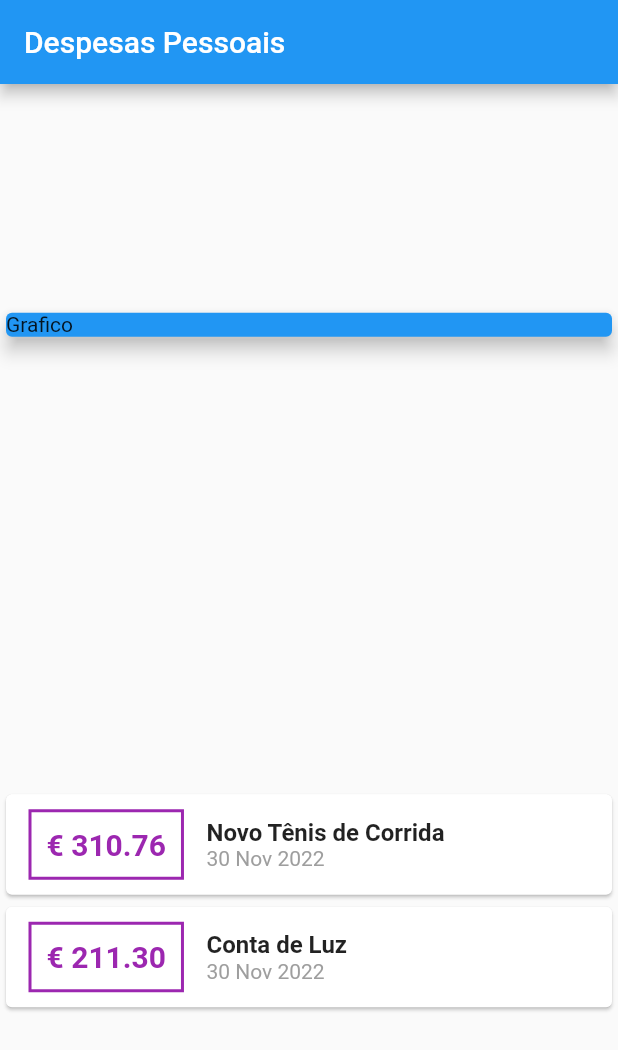
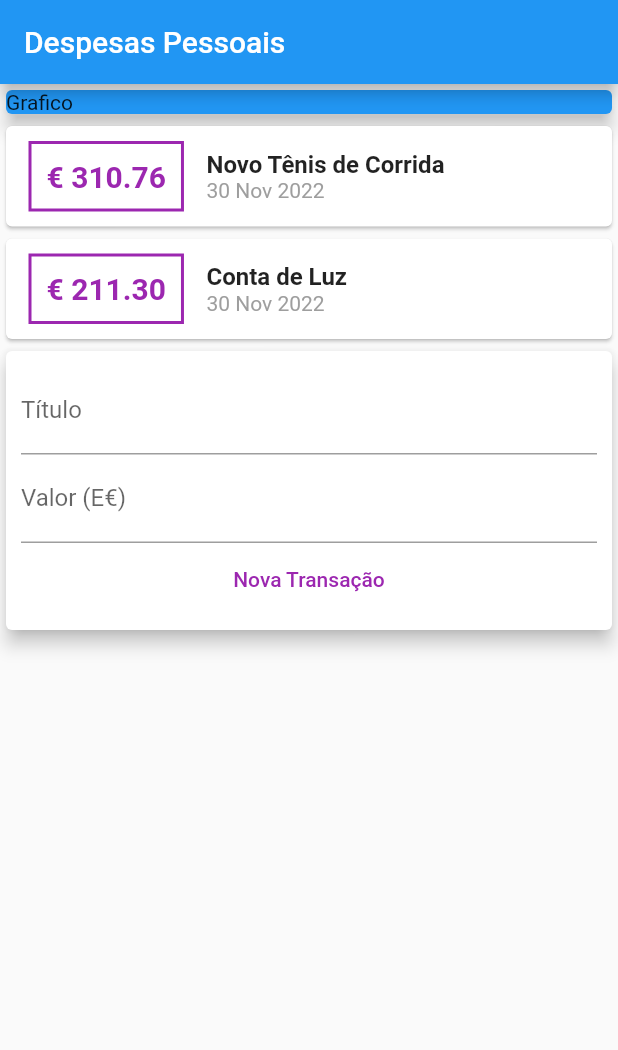
Before and after one commit to ViolaRafael/expenses, a Flutter app: the screen it shows after launch, on a phone screen of 412 x 824 dp. Shown: the top 1050 px of the screen. Run offline on Flutter 3.47's test engine with Material 2 defaults, Android fonts, the phone set to English and light mode, and no system bars.

Commit message:
Create Text Field

```diff
--- a/lib/main.dart
+++ b/lib/main.dart
@@ -36,7 +36,6 @@ class MyHomePage extends StatelessWidget {
         title: Text('Despesas Pessoais'),
       ),
       body: Column(
-        mainAxisAlignment: MainAxisAlignment.spaceAround,
         crossAxisAlignment: CrossAxisAlignment.stretch,
         children: [
           Container(
@@ -92,6 +91,33 @@ class MyHomePage extends StatelessWidget {
                 ),
               );
             }).toList(),
+          ),
+          Card(
+            elevation: 5,
+            child: Padding(
+              padding: const EdgeInsets.all(10),
+              child: Column(
+                children: [
+                  TextField(
+                    decoration: InputDecoration(
+                      labelText: 'Título',
+                    ),
+                  ),
+                  TextField(
+                    decoration: InputDecoration(
+                      labelText: 'Valor (E\€)',
+                    ),
+                  ),
+                  TextButton(
+                    child: Text('Nova Transação'),
+                    style: TextButton.styleFrom(
+                      foregroundColor: Colors.purple,
+                    ),
+                    onPressed: () {},
+                  )
+                ],
+              ),
+            ),
           )
         ],
       ),
```
